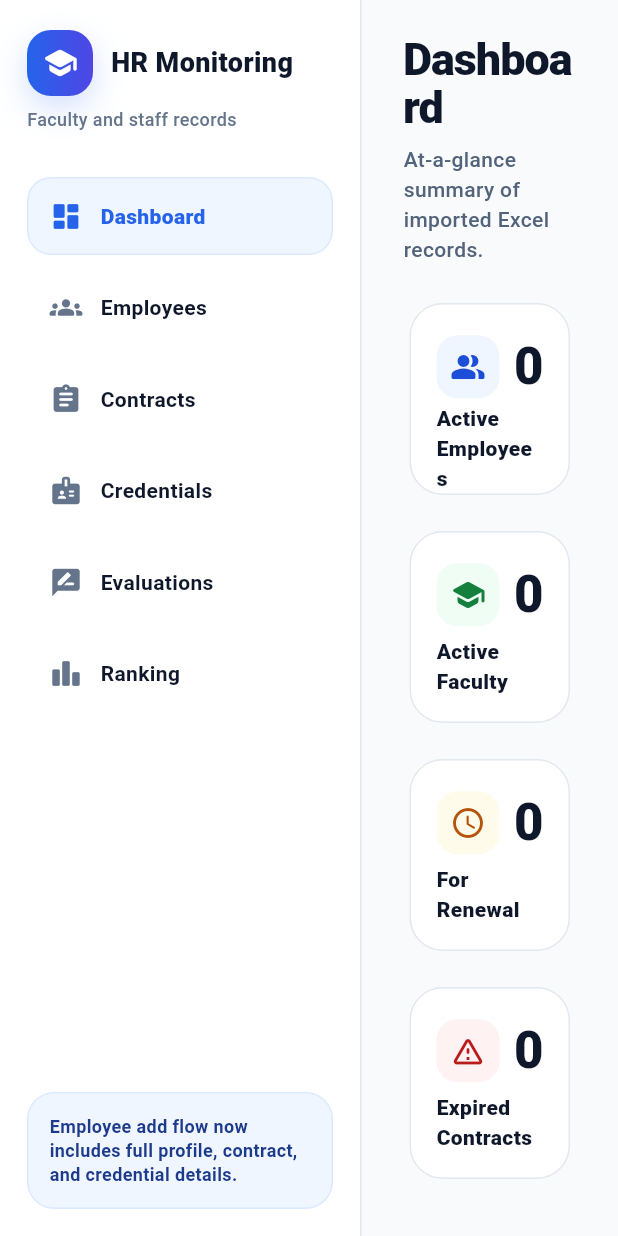
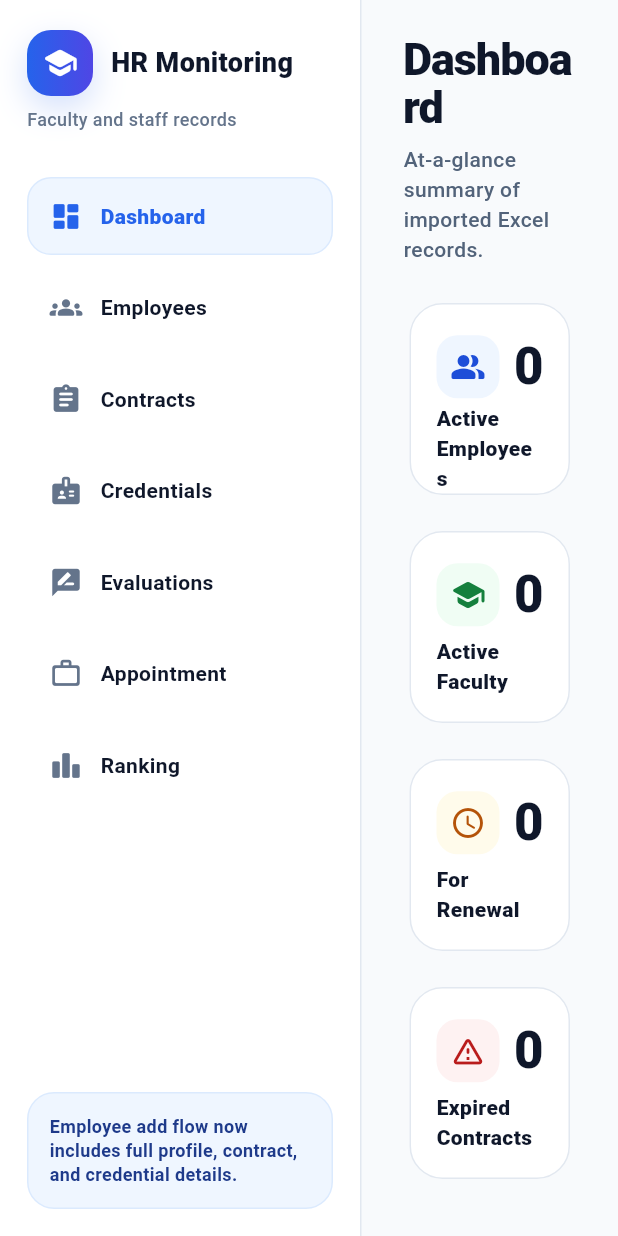
Before and after one commit to joshuanisnisan02-hub/hr-monitoring, a Flutter app: the ShellPage screen opened directly, on a phone screen of 412 x 824 dp. Run offline on Flutter 3.47's test engine with Material 3 defaults, Android fonts, the phone set to English and light mode, and no system bars; our stand-ins replace supabase_flutter; missing offline and left inert: dart:html; accounts and stored records are empty; Roboto replaces fonts that are missing (Arial).

Commit message:
Add appointment module and remove ranking appointment column

```diff
--- a/lib/main.dart
+++ b/lib/main.dart
@@ -109,6 +109,7 @@ class _ShellPageState extends State<ShellPage> {
       const ContractsPage(),
       const CredentialsPage(),
       const EvaluationsPage(),
+      const AppointmentPage(),
       const RankingPage(),
     ];
     return Scaffold(
@@ -141,6 +142,7 @@ class AppSidebar extends StatelessWidget {
       NavItem('Contracts', Icons.assignment_rounded),
       NavItem('Credentials', Icons.badge_rounded),
       NavItem('Evaluations', Icons.rate_review_rounded),
+      NavItem('Appointment', Icons.work_outline_rounded),
       NavItem('Ranking', Icons.leaderboard_rounded),
     ];
     return Container(
@@ -484,6 +486,32 @@ class EvaluationsPage extends StatelessWidget {
       );
 }
 
+
+class AppointmentPage extends StatelessWidget {
+  const AppointmentPage({super.key});
+
+  @override
+  Widget build(BuildContext context) => PageFrame(
+        title: 'Appointment',
+        subtitle: 'View employee appointment classifications and assigned appointment/designation from the ranking Excel list.',
+        child: CrudTable(
+          load: () => loadRankings(limit: 5000),
+          searchHint: 'Search employee or appointment',
+          addLabel: 'Add Appointment',
+          allowAdd: false,
+          reportTitle: 'Appointment Report',
+          columns: const [
+            GridCol('employee_name', 'Employee Name', flex: 3, primary: true),
+            GridCol('appointment_category', 'Type', flex: 2),
+            GridCol('appointment_title', 'Appointment', flex: 4),
+          ],
+          onView: viewRanking,
+          onEdit: editRanking,
+          onDelete: (row) => db.from('ranking_applications').delete().eq('id', row['id']),
+        ),
+      );
+}
+
 class RankingPage extends StatefulWidget {
   const RankingPage({super.key});
 
@@ -535,12 +563,11 @@ class _RankingPageState extends State<RankingPage> {
             child: CrudTable(
               key: ValueKey(filter),
               load: () => _loadRankings(),
-              searchHint: 'Search employee, appointment, rank, salary, or points',
+              searchHint: 'Search employee, rank, salary, or points',
               addLabel: 'Add Ranking',
               reportTitle: 'Ranking Report - ${filter == 'All' ? 'Full-time and Probationary' : filter}',
               columns: const [
                 GridCol('employee_name', 'Employee Name', flex: 3, primary: true),
-                GridCol('appointment', 'Appointment', flex: 2),
                 GridCol('previous_rank_text', 'Previous Rank', flex: 2),
                 GridCol('previous_salary', 'Basic Salary', isMoney: true),
                 GridCol('applied_rank_text', 'Rank Applied', flex: 2),
@@ -1952,6 +1979,17 @@ Map<String, dynamic> normalizeRow(Map<String, dynamic> row) {
   final out = Map<String, dynamic>.from(row);
   if (out['employees'] is Map) out['employee_name'] = out['employees']['full_name'];
   if (out['ranking_cycles'] is Map) out['cycle_name'] = out['ranking_cycles']['name'];
+  if (out.containsKey('appointment')) {
+    final appointmentText = '${out['appointment'] ?? ''}'.trim();
+    final parts = appointmentText.split(RegExp(r'\s+-\s+'));
+    if (parts.length >= 2 && (parts.first.toLowerCase().contains('full') || parts.first.toLowerCase().contains('probationary'))) {
+      out['appointment_category'] = parts.first;
+      out['appointment_title'] = parts.skip(1).join(' - ');
+    } else {
+      out['appointment_category'] = '-';
+      out['appointment_title'] = appointmentText.isEmpty ? '-' : appointmentText;
+    }
+  }
   if (out['date_hired'] == null || out['date_hired'].toString().isEmpty) out['date_hired'] = out['starting_date'];
   out['date_hired_display'] = out['date_hired'] ?? out['starting_date'];
   if (out.containsKey('contract_end_date')) out['days_left'] = daysLeft(out['contract_end_date']);
```
